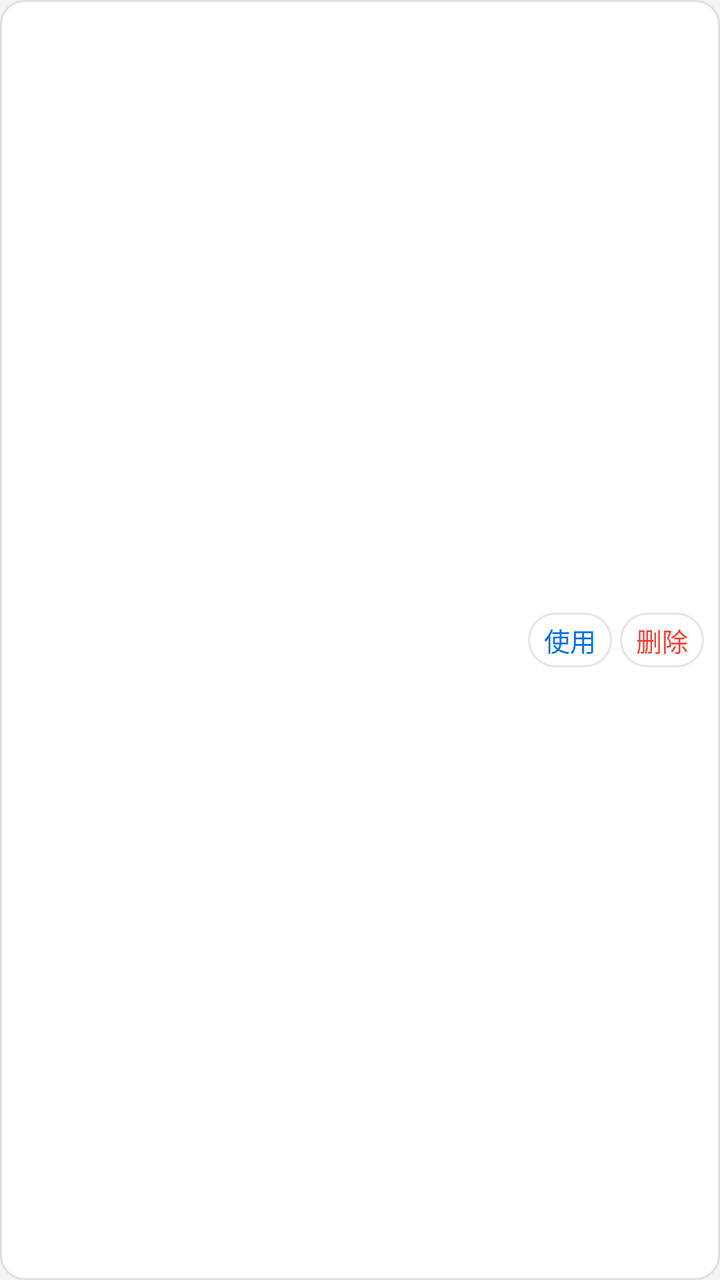
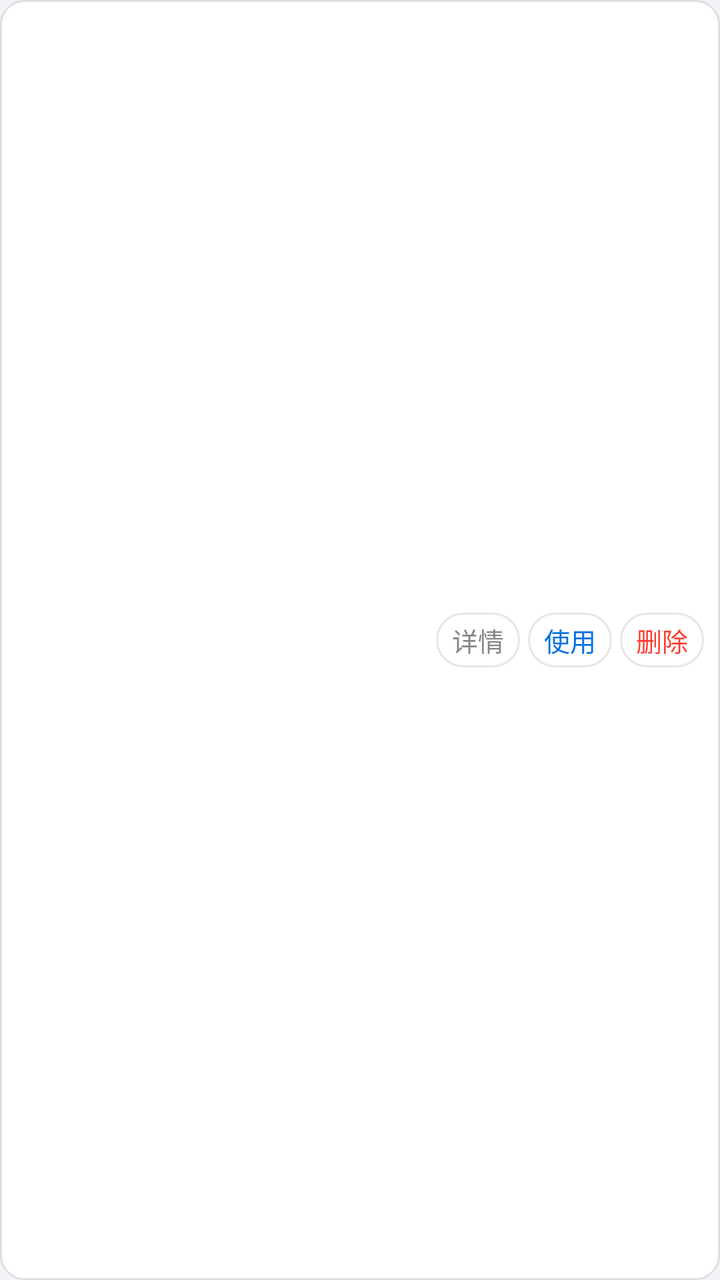

Two renders of the same Android screen: before a commit and after it. Below are the layout's source before the change and the commit's diff.
<!-- AndroidManifest.xml: application theme Theme.ZVirtualEnv -->
<!-- res/layout/item_saved_collect.xml -->
<?xml version="1.0" encoding="utf-8"?>
<LinearLayout xmlns:android="http://schemas.android.com/apk/res/android"
    android:layout_width="match_parent"
    android:layout_height="wrap_content"
    android:layout_marginTop="@dimen/space_sm"
    android:background="@drawable/bg_field"
    android:gravity="center_vertical"
    android:orientation="horizontal"
    android:padding="@dimen/space_sm">

    <LinearLayout
        android:layout_width="0dp"
        android:layout_height="wrap_content"
        android:layout_weight="1"
        android:orientation="vertical">

        <TextView
            android:id="@+id/collectName"
            android:layout_width="wrap_content"
            android:layout_height="wrap_content"
            android:textColor="@color/text_primary"
            android:textSize="@dimen/text_body"
            android:textStyle="bold" />

        <TextView
            android:id="@+id/collectRemark"
            android:layout_width="wrap_content"
            android:layout_height="wrap_content"
            android:layout_marginTop="2dp"
            android:textColor="@color/text_secondary"
            android:textSize="@dimen/text_caption" />

        <TextView
            android:id="@+id/collectMeta"
            android:layout_width="wrap_content"
            android:layout_height="wrap_content"
            android:layout_marginTop="2dp"
            android:textColor="@color/text_tertiary"
            android:textSize="@dimen/text_tiny" />
    </LinearLayout>

    <Button
        android:id="@+id/useButton"
        android:layout_width="wrap_content"
        android:layout_height="wrap_content"
        android:layout_marginStart="@dimen/space_xs"
        android:background="@drawable/bg_pill_secondary"
        android:minWidth="0dp"
        android:minHeight="0dp"
        android:paddingStart="@dimen/space_sm"
        android:paddingTop="@dimen/space_xs"
        android:paddingEnd="@dimen/space_sm"
        android:paddingBottom="@dimen/space_xs"
        android:text="@string/location_point_use"
        android:textColor="@color/accent"
        android:textSize="@dimen/text_caption" />

    <Button
        android:id="@+id/deleteButton"
        android:layout_width="wrap_content"
        android:layout_height="wrap_content"
        android:layout_marginStart="@dimen/space_xs"
        android:background="@drawable/bg_pill_secondary"
        android:minWidth="0dp"
        android:minHeight="0dp"
        android:paddingStart="@dimen/space_sm"
        android:paddingTop="@dimen/space_xs"
        android:paddingEnd="@dimen/space_sm"
        android:paddingBottom="@dimen/space_xs"
        android:text="@string/location_point_delete"
        android:textColor="@color/danger"
        android:textSize="@dimen/text_caption" />
</LinearLayout>
<!-- resources referenced by this layout -->
<resources>
  <color name="accent">#0071E3</color>
  <color name="danger">#FF3B30</color>
  <color name="text_primary">#1D1D1F</color>
  <color name="text_secondary">#86868B</color>
  <color name="text_tertiary">#AEAEB2</color>
  <dimen name="space_sm">8dp</dimen>
  <dimen name="space_xs">4dp</dimen>
  <dimen name="text_body">15sp</dimen>
  <dimen name="text_caption">13sp</dimen>
  <dimen name="text_tiny">11sp</dimen>
  <!-- drawable bg_field (drawable) -->
  <?xml version="1.0" encoding="utf-8"?>
  <selector xmlns:android="http://schemas.android.com/apk/res/android">
      <item android:state_focused="true">
          <shape android:shape="rectangle">
              <corners android:radius="@dimen/radius_control" />
              <solid android:color="@color/bg_secondary" />
              <stroke
                  android:width="2dp"
                  android:color="@color/accent" />
          </shape>
      </item>
      <item>
          <shape android:shape="rectangle">
              <corners android:radius="@dimen/radius_control" />
              <solid android:color="@color/bg_secondary" />
              <stroke
                  android:width="1dp"
                  android:color="@color/card_border" />
          </shape>
      </item>
  </selector>
  <!-- drawable bg_pill_secondary (drawable) -->
  <?xml version="1.0" encoding="utf-8"?>
  <selector xmlns:android="http://schemas.android.com/apk/res/android">
      <item android:state_pressed="true">
          <shape android:shape="rectangle">
              <corners android:radius="@dimen/radius_pill" />
              <solid android:color="@color/bg_tertiary" />
              <stroke
                  android:width="1dp"
                  android:color="@color/card_border" />
          </shape>
      </item>
      <item>
          <shape android:shape="rectangle">
              <corners android:radius="@dimen/radius_pill" />
              <solid android:color="@color/card_fill" />
              <stroke
                  android:width="1dp"
                  android:color="@color/card_border" />
          </shape>
      </item>
  </selector>
  <string name="location_point_delete">删除</string>
  <string name="location_point_use">使用</string>
  <style name="Theme.ZVirtualEnv" parent="android:Theme.Material.Light.NoActionBar">
          <item name="android:windowBackground">@color/bg_primary</item>
          <item name="android:statusBarColor">@android:color/transparent</item>
          <item name="android:navigationBarColor">@android:color/transparent</item>
          <item name="android:windowLightStatusBar">true</item>
          <item name="android:colorAccent">@color/accent</item>
          <item name="android:colorPrimary">@color/accent</item>
          <item name="android:textColorPrimary">@color/text_primary</item>
          <item name="android:textColorSecondary">@color/text_secondary</item>
      </style>
  <dimen name="radius_control">12dp</dimen>
  <color name="bg_secondary">#FFFFFF</color>
  <color name="card_border">#1A000000</color>
  <dimen name="radius_pill">980dp</dimen>
  <color name="bg_tertiary">#E5E5EA</color>
  <color name="card_fill">#F2FFFFFF</color>
  <color name="bg_primary">#F2F2F7</color>
</resources>

<!-- the commit's change to res/layout/item_saved_collect.xml (unified diff, before → after) -->
@@ -40,6 +40,22 @@
     </LinearLayout>
 
     <Button
+        android:id="@+id/detailButton"
+        android:layout_width="wrap_content"
+        android:layout_height="wrap_content"
+        android:layout_marginStart="@dimen/space_xs"
+        android:background="@drawable/bg_pill_secondary"
+        android:minWidth="0dp"
+        android:minHeight="0dp"
+        android:paddingStart="@dimen/space_sm"
+        android:paddingTop="@dimen/space_xs"
+        android:paddingEnd="@dimen/space_sm"
+        android:paddingBottom="@dimen/space_xs"
+        android:text="@string/home_saved_detail"
+        android:textColor="@color/text_secondary"
+        android:textSize="@dimen/text_caption" />
+
+    <Button
         android:id="@+id/useButton"
         android:layout_width="wrap_content"
         android:layout_height="wrap_content"
<!-- resource entries referenced after the edit -->
@@ -54,6 +54,7 @@
           </shape>
       </item>
   </selector>
+  <string name="home_saved_detail">详情</string>
   <string name="location_point_delete">删除</string>
   <string name="location_point_use">使用</string>
   <style name="Theme.ZVirtualEnv" parent="android:Theme.Material.Light.NoActionBar">
